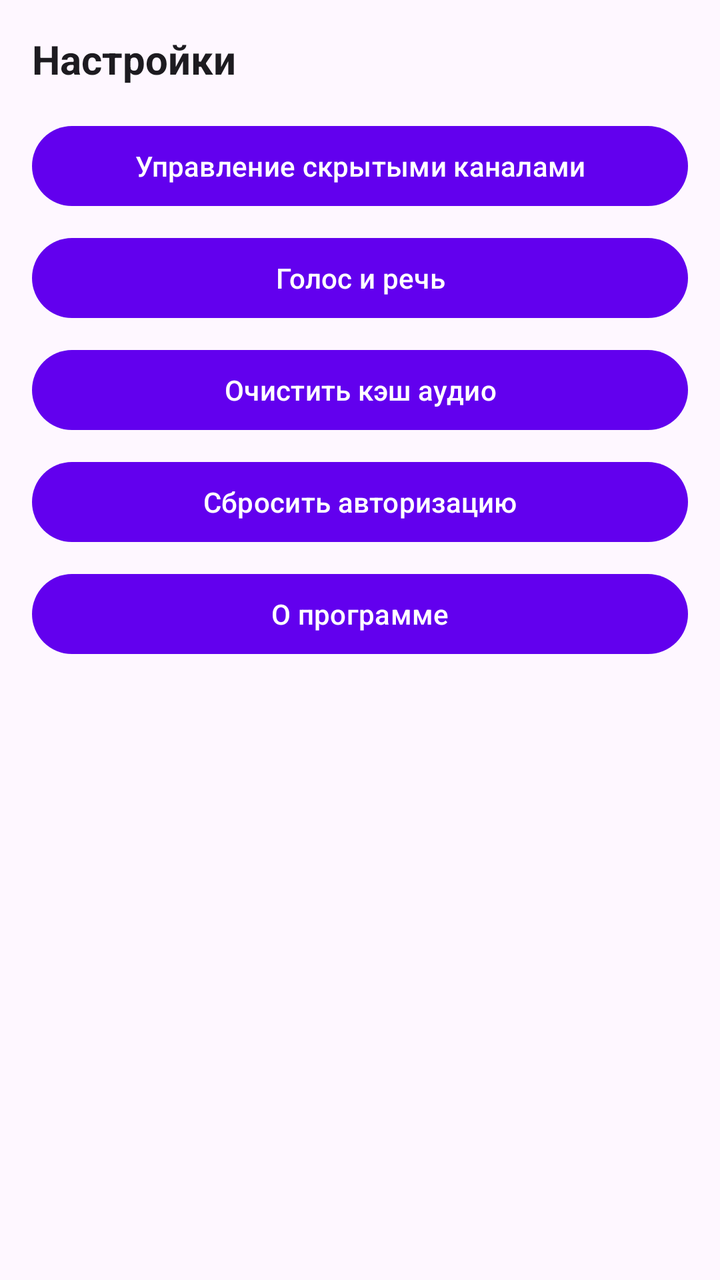
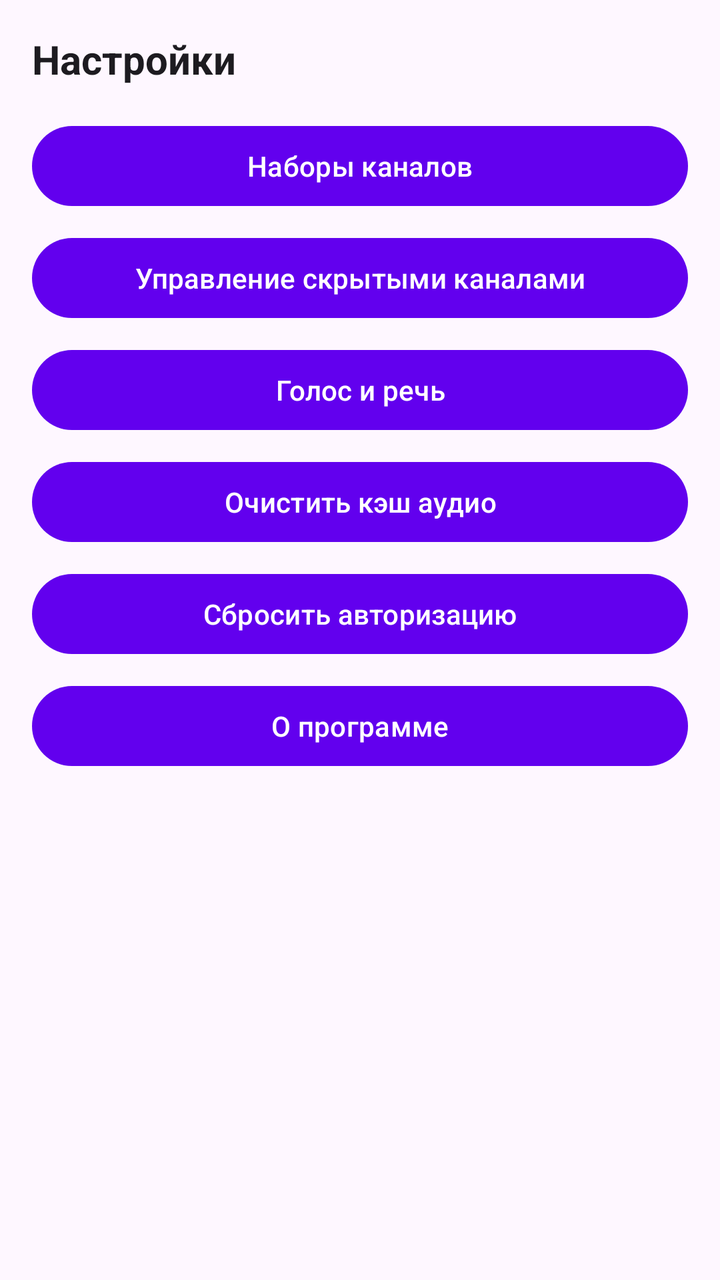

An Android layout rendered at two revisions. The XML below is the earlier revision; the diff shows what the commit changed to produce the second picture.
<!-- AndroidManifest.xml: application theme Theme.TelegramNewsReader -->
<!-- res/layout/dialog_settings.xml -->
<?xml version="1.0" encoding="utf-8"?>
<LinearLayout xmlns:android="http://schemas.android.com/apk/res/android"
    android:layout_width="match_parent"
    android:layout_height="wrap_content"
    android:orientation="vertical"
    android:padding="16dp">

    <TextView
        android:layout_width="wrap_content"
        android:layout_height="wrap_content"
        android:text="Настройки"
        android:textSize="20sp"
        android:textStyle="bold"
        android:layout_marginBottom="16dp"
        android:textColor="?attr/colorOnSurface" />

    <Button
        android:id="@+id/btn_manage_hidden"
        android:layout_width="match_parent"
        android:layout_height="wrap_content"
        android:text="Управление скрытыми каналами"
        android:layout_marginBottom="8dp"
        style="@style/Widget.Material3.Button" />

    <Button
        android:id="@+id/btn_voice_settings"
        android:layout_width="match_parent"
        android:layout_height="wrap_content"
        android:text="Голос и речь"
        android:layout_marginBottom="8dp"
        style="@style/Widget.Material3.Button" />

    <Button
        android:id="@+id/btn_clear_cache"
        android:layout_width="match_parent"
        android:layout_height="wrap_content"
        android:text="Очистить кэш аудио"
        android:layout_marginBottom="8dp"
        style="@style/Widget.Material3.Button" />

    <Button
        android:id="@+id/btn_reset_auth"
        android:layout_width="match_parent"
        android:layout_height="wrap_content"
        android:text="Сбросить авторизацию"
        android:layout_marginBottom="8dp"
        style="@style/Widget.Material3.Button" />

    <Button
        android:id="@+id/btn_about"
        android:layout_width="match_parent"
        android:layout_height="wrap_content"
        android:text="О программе"
        style="@style/Widget.Material3.Button" />

</LinearLayout>
<!-- resources referenced by this layout -->
<resources>
  <style name="Theme.TelegramNewsReader" parent="Theme.Material3.DayNight.NoActionBar">
          <item name="colorPrimary">@color/purple_500</item>
          <item name="colorPrimaryVariant">@color/purple_700</item>
          <item name="colorOnPrimary">@color/white</item>
          <item name="android:statusBarColor">?attr/colorPrimaryVariant</item>
          <item name="actionBarStyle">@style/CustomActionBarStyle</item>
      </style>
  <color name="purple_500">#FF6200EE</color>
  <color name="purple_700">#FF3700B3</color>
  <color name="white">#FFFFFFFF</color>
  <style name="CustomActionBarStyle" parent="Widget.Material3.ActionBar.Solid">
          <item name="titleTextStyle">@style/CustomActionBarTitle</item>
          <item name="android:titleTextStyle">@style/CustomActionBarTitle</item>
      </style>
  <style name="CustomActionBarTitle" parent="TextAppearance.Material3.ActionBar.Title">
          <item name="android:textSize">18sp</item>
          <item name="android:textStyle">bold</item>
          <item name="android:textColor">@color/white</item>
          <item name="android:gravity">center</item>
          <item name="android:layout_gravity">center</item>
      </style>
</resources>

<!-- the commit's change to res/layout/dialog_settings.xml (unified diff, before → after) -->
@@ -13,6 +13,14 @@
         android:textStyle="bold"
         android:layout_marginBottom="16dp"
         android:textColor="?attr/colorOnSurface" />
+
+    <Button
+        android:id="@+id/btn_manage_presets_settings"
+        android:layout_width="match_parent"
+        android:layout_height="wrap_content"
+        android:text="Наборы каналов"
+        android:layout_marginBottom="8dp"
+        style="@style/Widget.Material3.Button" />
 
     <Button
         android:id="@+id/btn_manage_hidden"
